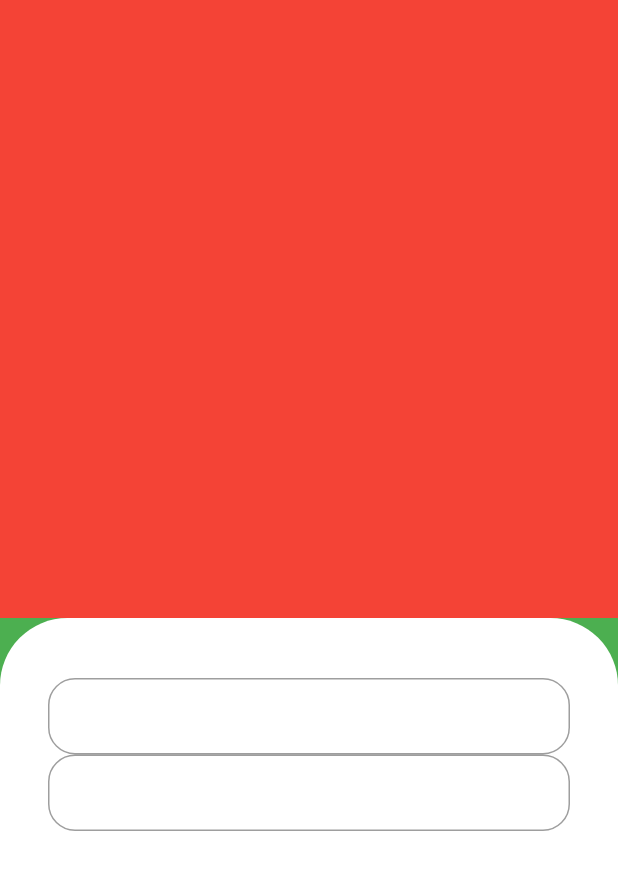
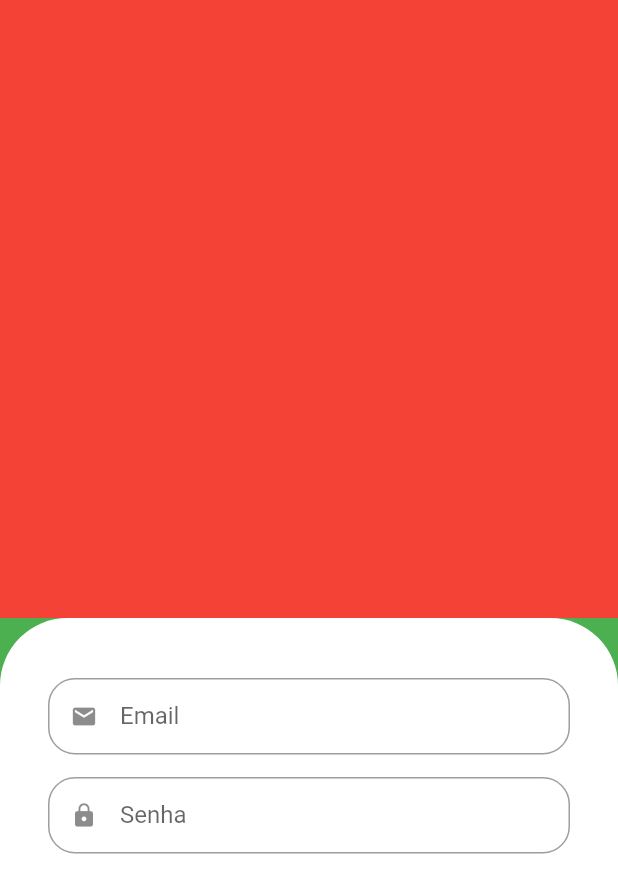
Before and after one commit to EduardoJanner/loja, a Flutter app: the screen it shows after launch, on a phone screen of 412 x 824 dp. Shown: the top 893 px of the screen. Run offline on Flutter 3.47's test engine with Material 2 defaults, Android fonts, the phone set to English and light mode, and no system bars.

```diff
--- /dev/null
+++ b/lib/src/auth/components/custom_text_field.dart
@@ -0,0 +1,32 @@
+import 'package:flutter/material.dart';
+
+class CustomTextField extends StatelessWidget {
+  final IconData icon;
+  final String label;
+  final bool isObscure;
+
+  const CustomTextField({
+    super.key,
+    required this.icon,
+    required this.label,
+    this.isObscure = false,
+  });
+
+  @override
+  Widget build(BuildContext context) {
+    return Padding(
+      padding: const EdgeInsets.only(bottom: 15),
+      child: TextFormField(
+        obscureText: isObscure,
+        decoration: InputDecoration(
+          prefixIcon: Icon(icon),
+          labelText: label,
+          isDense: true,
+          border: OutlineInputBorder(
+            borderRadius: BorderRadius.circular(18),
+          ),
+        ),
+      ),
+    );
+  }
+}
--- a/lib/src/auth/sing_in_screen.dart
+++ b/lib/src/auth/sing_in_screen.dart
@@ -1,4 +1,5 @@
 import 'package:flutter/material.dart';
+import 'package:loja/src/auth/components/custom_text_field.dart';
 class SignInScreen extends StatelessWidget {
   const SignInScreen({super.key});
 
@@ -28,22 +29,15 @@ class SignInScreen extends StatelessWidget {
               child: Column(
                 children:[
                   // Email
-                    TextFormField(
-                      decoration: InputDecoration(
-                        isDense: true,
-                        border: OutlineInputBorder(
-                          borderRadius: BorderRadius.circular(18),
-                        ),
-                      ),
+                    CustomTextField(
+                      icon: Icons.email,
+                      label: 'Email',
                     ),
                   // Senha
-                    TextFormField(
-                      decoration: InputDecoration(
-                        isDense: true,
-                        border: OutlineInputBorder(
-                          borderRadius: BorderRadius.circular(18),
-                        ),
-                      ),
+                    CustomTextField(
+                      icon: Icons.lock,
+                      label: 'Senha',
+                      isObscure: true
                     ),
                 ],
               ),
```
